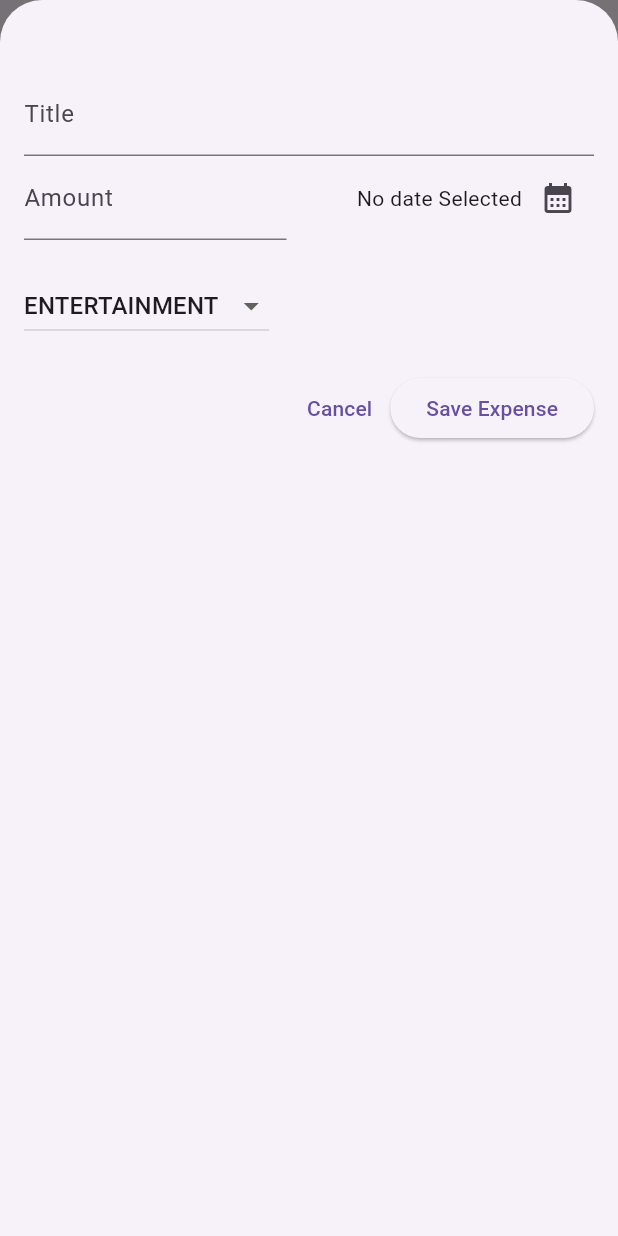
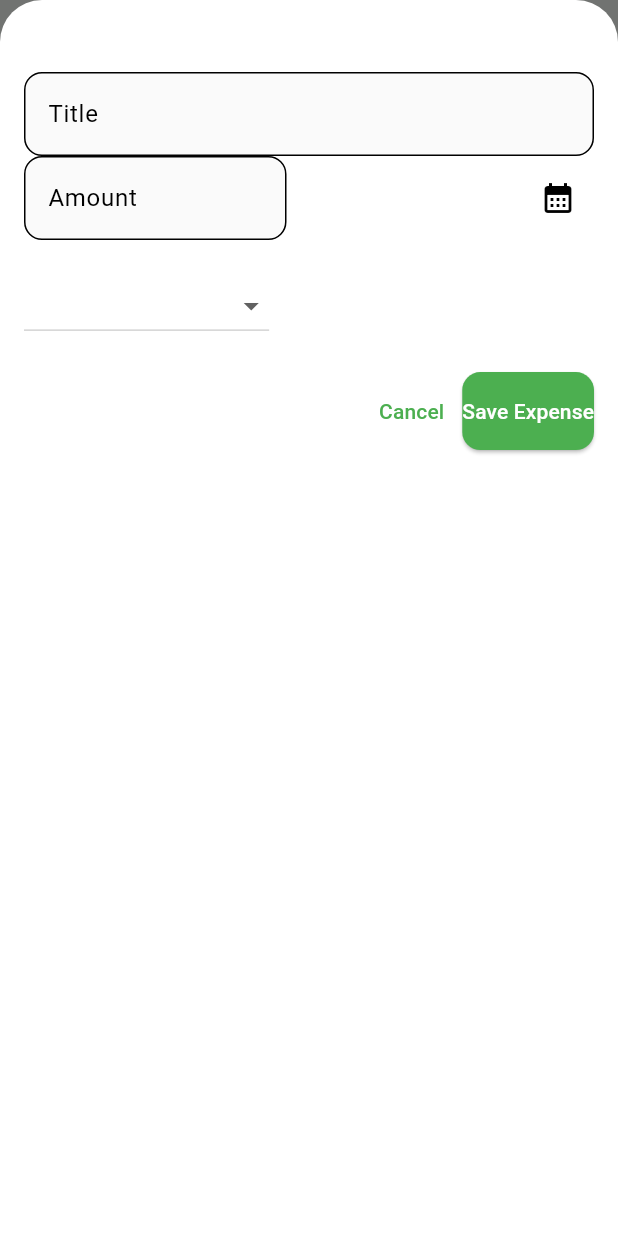
Before and after one commit to nathe444/mobile_expense_tracker, a Flutter app: the screen it shows after launch, after a tap on the "add" icon, on a phone screen of 412 x 824 dp. Run offline on Flutter 3.47's test engine with Material 3 defaults, Android fonts, the phone set to English and light mode, and no system bars.

```diff
--- a/lib/main.dart
+++ b/lib/main.dart
@@ -1,6 +1,64 @@
-import "package:flutter/material.dart";
-import "package:expense_tracker/widgets/expenses.dart";
+import 'package:flutter/material.dart';
+import 'package:expense_tracker/widgets/expenses.dart';
 
 void main() {
-  runApp(const MaterialApp(home: Expenses()));
+  runApp(
+    MaterialApp(
+      debugShowCheckedModeBanner: false,
+      home: const Expenses(),
+      themeMode: ThemeMode.system,
+      theme: ThemeData.light().copyWith(
+        colorScheme: const ColorScheme.light(
+          primary: Color(0xFF4CAF50), // Green
+          secondary: Color(0xFF2196F3), // Blue
+          surface: Colors.white,
+          background: Color(0xFFFAFAFA),
+        ),
+        appBarTheme: const AppBarTheme(
+          backgroundColor: Colors.white,
+          elevation: 1,
+          titleTextStyle: TextStyle(
+            fontSize: 22,
+            fontWeight: FontWeight.w600,
+            color: Colors.black87,
+          ),
+        ),
+        cardTheme: const CardTheme(
+          color: Colors.white,
+          elevation: 1,
+          margin: EdgeInsets.symmetric(vertical: 8, horizontal: 16),
+          shape: RoundedRectangleBorder(
+            borderRadius: BorderRadius.all(Radius.circular(12)),
+            side: BorderSide(color: Colors.black12, width: 1),
+          ),
+        ),
+        elevatedButtonTheme: ElevatedButtonThemeData(
+          style: ElevatedButton.styleFrom(
+            backgroundColor: const Color(0xFF4CAF50),
+            foregroundColor: Colors.white,
+            shape: RoundedRectangleBorder(
+              borderRadius: BorderRadius.circular(12),
+            ),
+            padding: const EdgeInsets.symmetric(vertical: 16),
+          ),
+        ),
+        inputDecorationTheme: InputDecorationTheme(
+          filled: true,
+          fillColor: Colors.grey.shade50,
+          border: OutlineInputBorder(
+            borderRadius: BorderRadius.circular(12),
+            borderSide: const BorderSide(color: Colors.black12),
+          ),
+        ),
+        textTheme: const TextTheme(
+            titleLarge: TextStyle(
+          fontWeight: FontWeight.bold,
+          color: Color.fromARGB(255, 10, 36, 83),
+          fontSize: 22,
+        )),
+        scaffoldBackgroundColor: const Color(0xFFFAFAFA),
+      ),
+      darkTheme: ThemeData.dark(),
+    ),
+  );
 }
--- a/lib/models/expense.dart
+++ b/lib/models/expense.dart
@@ -34,3 +34,23 @@ class Expense {
     return formatter.format(date);
   }
 }
+
+class ExpenseBucket {
+  const ExpenseBucket({required this.category, required this.expenses});
+
+  ExpenseBucket.forCategory(List<Expense> allExpenses, this.category)
+      : expenses = allExpenses.where((expense) => expense.category == category).toList();
+
+  final Category category;
+  final List<Expense> expenses;
+
+  double get totalExpenses {
+    double sum = 0;
+
+    for (final expense in expenses) {
+      sum += expense.amount;
+    }
+
+    return sum;
+  }
+}
--- /dev/null
+++ b/lib/widgets/chart/chart.dart
@@ -0,0 +1,91 @@
+import 'package:flutter/material.dart';
+
+import 'package:expense_tracker/widgets/chart/chart_bar.dart';
+import 'package:expense_tracker/models/expense.dart';
+
+class Chart extends StatelessWidget {
+  const Chart({super.key, required this.expenses});
+
+  final List<Expense> expenses;
+
+  List<ExpenseBucket> get buckets {
+    return [
+      ExpenseBucket.forCategory(expenses, Category.food),
+      ExpenseBucket.forCategory(expenses, Category.entertainment),
+      ExpenseBucket.forCategory(expenses, Category.travel),
+      ExpenseBucket.forCategory(expenses, Category.work),
+    ];
+  }
+
+  double get maxTotalExpense {
+    double maxTotalExpense = 0;
+
+    for (final bucket in buckets) {
+      if (bucket.totalExpenses > maxTotalExpense) {
+        maxTotalExpense = bucket.totalExpenses;
+      }
+    }
+
+    return maxTotalExpense;
+  }
+
+  @override
+  Widget build(BuildContext context) {
+    final isDarkMode = MediaQuery.of(context).platformBrightness == Brightness.dark;
+    return Container(
+      margin: const EdgeInsets.all(16),
+      padding: const EdgeInsets.symmetric(
+        vertical: 16,
+        horizontal: 8,
+      ),
+      width: double.infinity,
+      height: 180,
+      decoration: BoxDecoration(
+        borderRadius: BorderRadius.circular(8),
+        gradient: LinearGradient(
+          colors: [
+            Theme.of(context).colorScheme.primary.withOpacity(0.3),
+            Theme.of(context).colorScheme.primary.withOpacity(0.0)
+          ],
+          begin: Alignment.bottomCenter,
+          end: Alignment.topCenter,
+        ),
+      ),
+      child: Column(
+        children: [
+          Expanded(
+            child: Row(
+              crossAxisAlignment: CrossAxisAlignment.end,
+              children: [
+                for (final bucket in buckets) // alternative to map()
+                  ChartBar(
+                    fill: bucket.totalExpenses == 0
+                        ? 0
+                        : bucket.totalExpenses / maxTotalExpense,
+                  )
+              ],
+            ),
+          ),
+          const SizedBox(height: 12),
+          Row(
+            children: buckets
+                .map(
+                  (bucket) => Expanded(
+                    child: Padding(
+                      padding: const EdgeInsets.symmetric(horizontal: 4),
+                      child: Icon(
+                        categoryIcons[bucket.category],
+                        color: isDarkMode
+                            ? Theme.of(context).colorScheme.secondary
+                            : Theme.of(context).colorScheme.primary.withOpacity(0.7),
+                      ),
+                    ),
+                  ),
+                )
+                .toList(),
+          )
+        ],
+      ),
+    );
+  }
+}
--- /dev/null
+++ b/lib/widgets/chart/chart_bar.dart
@@ -0,0 +1,34 @@
+import 'package:flutter/material.dart';
+
+class ChartBar extends StatelessWidget {
+  const ChartBar({
+    super.key,
+    required this.fill,
+  });
+
+  final double fill;
+
+  @override
+  Widget build(BuildContext context) {
+    final isDarkMode =
+        MediaQuery.of(context).platformBrightness == Brightness.dark;
+    return Expanded(
+      child: Padding(
+        padding: const EdgeInsets.symmetric(horizontal: 4),
+        child: FractionallySizedBox(
+          heightFactor: fill,
+          child: DecoratedBox(
+            decoration: BoxDecoration(
+              shape: BoxShape.rectangle,
+              borderRadius:
+                  const BorderRadius.vertical(top: Radius.circular(8)),
+              color: isDarkMode
+                  ? Theme.of(context).colorScheme.secondary
+                  : Theme.of(context).colorScheme.primary.withOpacity(0.65),
+            ),
+          ),
+        ),
+      ),
+    );
+  }
+}
--- a/lib/widgets/expenses.dart
+++ b/lib/widgets/expenses.dart
@@ -1,4 +1,5 @@
 import 'package:expense_tracker/models/expense.dart';
+import 'package:expense_tracker/widgets/chart/chart.dart';
 import 'package:expense_tracker/widgets/new_expense.dart';
 import 'package:flutter/material.dart';
 import 'package:expense_tracker/widgets/expenses_list/expenses_list.dart';
@@ -37,8 +38,31 @@ class _ExpensesState extends State<Expenses> {
     });
   }
 
+  void _removeExpense(Expense expense) {
+    final index = _registeredExpenses.indexOf(expense);
+    setState(() {
+      _registeredExpenses.remove(expense);
+      ScaffoldMessenger.of(context).clearSnackBars();
+      ScaffoldMessenger.of(context).showSnackBar(SnackBar(
+        content: const Text("Expense was successfuly deleted"),
+        duration: const Duration(seconds: 3),
+        action: SnackBarAction(
+            label: "undo",
+            onPressed: () {
+              setState(() {
+                _registeredExpenses.insert(index, expense);
+              });
+            }),
+      ));
+    });
+  }
+
   @override
   Widget build(BuildContext context) {
+    Widget home = const Center(
+      child: Text("No expenses found.Start adding some"),
+    );
+
     return Scaffold(
       appBar: AppBar(
         title: const Text('Expense Tracker'),
@@ -48,8 +72,12 @@ class _ExpensesState extends State<Expenses> {
       ),
       body: Column(
         children: [
-          const Text("chart"),
-          Expanded(child: ExpensesList(expenses: _registeredExpenses))
+          Chart(expenses: _registeredExpenses),
+          Expanded(
+              child: _registeredExpenses.isEmpty
+                  ? home
+                  : ExpensesList(
+                      expenses: _registeredExpenses, removeExpense: _removeExpense))
         ],
       ),
     );
--- a/lib/widgets/expenses_list/expense_item.dart
+++ b/lib/widgets/expenses_list/expense_item.dart
@@ -11,23 +11,26 @@ class ExpenseItem extends StatelessWidget {
       child: Padding(
         padding: const EdgeInsets.symmetric(horizontal: 20.0, vertical: 16.0),
         child: Column(
+          crossAxisAlignment: CrossAxisAlignment.start,
           children: [
-            Text(expense.title,
-                style: const TextStyle(
-                    color: Colors.black54, fontSize: 20.0, fontWeight: FontWeight.bold)),
-            const SizedBox(height: 30.0),
+            Text(expense.title, style: Theme.of(context).textTheme.titleLarge),
+            const SizedBox(height: 25.0),
             Row(
               children: [
                 Text(
                   '\$${expense.amount.toStringAsFixed(2)}',
-                  style: const TextStyle(fontWeight: FontWeight.bold, fontSize: 18.0),
+                  style: const TextStyle(
+                      fontWeight: FontWeight.bold, fontSize: 18.0, color: Colors.black),
                 ),
                 const Spacer(),
                 Row(
                   children: [
                     Icon(categoryIcons[expense.category]),
                     const SizedBox(width: 5.00),
-                    Text(expense.formattedDate)
+                    Text(
+                      expense.formattedDate,
+                      style: const TextStyle(color: Colors.black87),
+                    )
                   ],
                 )
               ],
--- a/lib/widgets/expenses_list/expenses_list.dart
+++ b/lib/widgets/expenses_list/expenses_list.dart
@@ -3,15 +3,25 @@ import 'package:flutter/material.dart';
 import 'package:expense_tracker/models/expense.dart';
 
 class ExpensesList extends StatelessWidget {
-  const ExpensesList({required this.expenses, super.key});
+  const ExpensesList({required this.expenses, required this.removeExpense, super.key});
 
   final List<Expense> expenses;
+  final void Function(Expense removeExpense) removeExpense;
 
   @override
   Widget build(BuildContext context) {
     return ListView.builder(
         itemCount: expenses.length,
-        itemBuilder: (ctx, index) => ExpenseItem(expenses[index]));
+        itemBuilder: (ctx, index) => Dismissible(
+            background: Container(
+              color: const Color.fromARGB(255, 228, 162, 240).withOpacity(0.5),
+              margin: const EdgeInsets.symmetric(horizontal: 16),
+            ),
+            onDismissed: (direction) {
+              removeExpense(expenses[index]);
+            },
+            key: ValueKey(expenses[index]),
+            child: ExpenseItem(expenses[index])));
 
     // return Row(
     //   children: [
```
